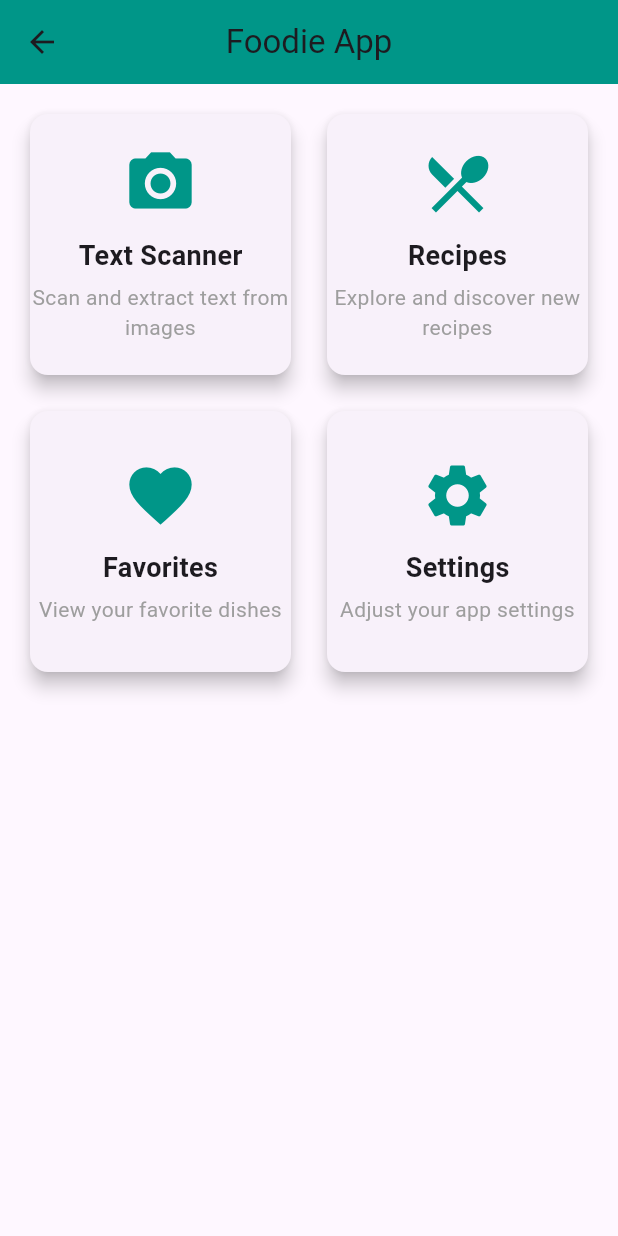
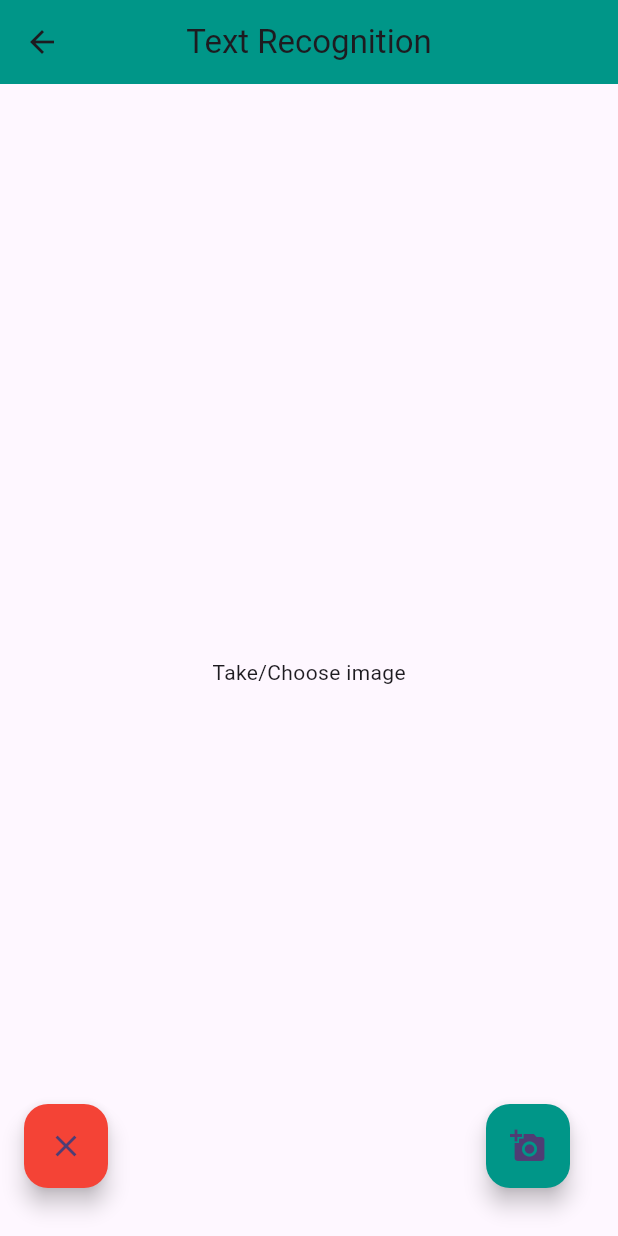
Before and after one commit to IT22353948/EatBetter, a Flutter app: the screen it shows after launch, after a tap on "Text Scanner", on a phone screen of 412 x 824 dp. Run offline on Flutter 3.47's test engine with Material 3 defaults, Android fonts, the phone set to English and light mode, and no system bars; our stand-ins replace image_picker; missing offline and left inert: google_mlkit_text_recognition.

Commit message:
commit initialpage recorrect

```diff
--- a/lib/pages/Image_To_Text.dart
+++ b/lib/pages/Image_To_Text.dart
@@ -3,12 +3,12 @@ import 'package:flutter/material.dart';
 import 'package:google_mlkit_text_recognition/google_mlkit_text_recognition.dart';
 import 'package:image_picker/image_picker.dart';
 
-class HomePage extends StatefulWidget {
+class HomePageImageToText extends StatefulWidget {
   @override
   _HomePageState createState() => _HomePageState();
 }
 
-class _HomePageState extends State<HomePage> {
+class _HomePageState extends State<HomePageImageToText> {
   File? selectedMedia;
   String? extractedText;
   bool _isExpanded = false;
--- a/lib/pages/home.dart
+++ b/lib/pages/home.dart
@@ -22,7 +22,7 @@ class HomePage extends StatelessWidget {
               'Text Scanner',
               'Scan and extract text from images',
               Icons.camera_alt,
-              HomePage(),
+              HomePageImageToText(),
             ),
             _buildNavigationCard(
               context,
```
